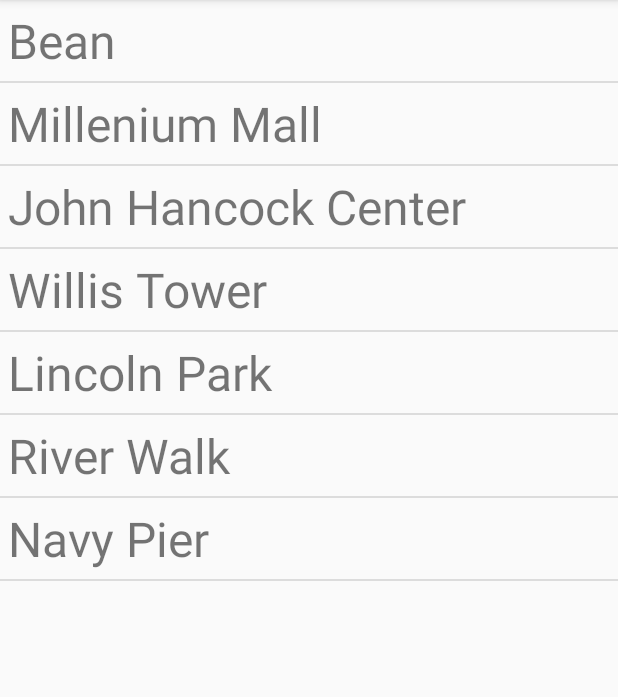
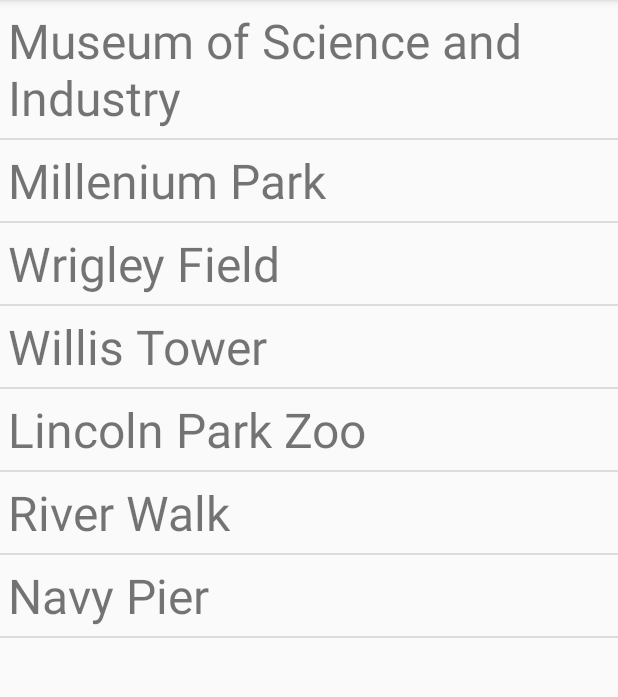
Before and after one commit to vasanthpandia/CS478-Project3, an Android app: the screen it shows after launch (MainActivity), on a phone screen of 412 x 824 dp, the part 84-781 px from its top. Run offline under Robolectric (Android 15) with nearby library versions, the phone set to English and light mode, and no system bars.

Commit message:
Latest Code

```diff
--- a/app/src/main/AndroidManifest.xml
+++ b/app/src/main/AndroidManifest.xml
@@ -1,6 +1,7 @@
 <?xml version="1.0" encoding="utf-8"?>
 <manifest xmlns:android="http://schemas.android.com/apk/res/android"
     package="com.vasanthpandiarajan.project3">
+    <uses-permission android:name="android.permission.INTERNET" />
 
     <application
         android:allowBackup="true"
@@ -9,7 +10,8 @@
         android:roundIcon="@mipmap/ic_launcher_round"
         android:supportsRtl="true"
         android:theme="@style/Theme.AppCompat.Light.NoActionBar">
-        <activity android:name=".MainActivity"
+        <activity
+            android:name=".MainActivity"
             android:configChanges="orientation|screenSize"
             android:label="@string/app_name">
             <intent-filter>
--- a/app/src/main/java/com/vasanthpandiarajan/project3/MonumentListFragment.java
+++ b/app/src/main/java/com/vasanthpandiarajan/project3/MonumentListFragment.java
@@ -42,7 +42,7 @@ public class MonumentListFragment extends ListFragment {
     public void onCreate(Bundle savedInstanceState) {
         Log.i(TAG, getClass().getSimpleName() + ":entered onCreate()");
         super.onCreate(savedInstanceState);
-
+        setRetainInstance(true);
     }
 
     @Override
--- /dev/null
+++ b/app/src/main/res/layout/actionbar.xml
@@ -0,0 +1,10 @@
+<?xml version="1.0" encoding="utf-8"?>
+<android.support.v7.widget.Toolbar xmlns:android="http://schemas.android.com/apk/res/android"
+    xmlns:app="http://schemas.android.com/apk/res-auto"
+    android:id="@+id/toolbar1"
+    android:layout_width="match_parent"
+    android:layout_height="?attr/actionBarSize"
+    android:background="?attr/colorAccent"
+    android:elevation="4dp"
+    android:theme="@style/ThemeOverlay.AppCompat.ActionBar"
+    app:popupTheme="@style/ThemeOverlay.AppCompat.Light" />
--- a/app/src/main/res/layout/activity_main.xml
+++ b/app/src/main/res/layout/activity_main.xml
@@ -6,14 +6,12 @@
     android:orientation="vertical"
     android:baselineAligned="false">
 
-    <android.support.v7.widget.Toolbar
-        android:id="@+id/toolbar1"
+    <include layout="@layout/actionbar" />
+
+    <LinearLayout
         android:layout_width="match_parent"
-        android:layout_height="?attr/actionBarSize"
-        android:background="?attr/colorAccent"
-        android:elevation="4dp"
-        android:theme="@style/ThemeOverlay.AppCompat.ActionBar"
-        app:popupTheme="@style/ThemeOverlay.AppCompat.Light" />
+        android:layout_height="match_parent"
+        android:orientation="horizontal">
 
         <FrameLayout
             android:id="@+id/monument_list_container"
@@ -23,8 +21,10 @@
 
         <FrameLayout
             android:id="@+id/monument_web_container"
-        android:layout_width="match_parent"
+            android:layout_width="0dp"
             android:layout_height="match_parent"
             android:layout_weight="2"></FrameLayout>
 
     </LinearLayout>
+
+</LinearLayout>
--- a/app/src/main/res/values/strings.xml
+++ b/app/src/main/res/values/strings.xml
@@ -4,14 +4,21 @@
     <!-- TODO: Remove or change this placeholder text -->
     <string name="hello_blank_fragment">Hello blank fragment</string>
     <string-array name="monuments_list">
-        <item>
-            Bean
-        </item>
-        <item>Millenium Mall</item>
-        <item>John Hancock Center</item>
+        <item>Museum of Science and Industry</item>
+        <item>Millenium Park</item>
+        <item>Wrigley Field</item>
         <item>Willis Tower</item>
-        <item>Lincoln Park</item>
+        <item>Lincoln Park Zoo</item>
         <item>River Walk</item>
         <item>Navy Pier</item>
     </string-array>
+    <string-array name="monument_urls">
+        <item>http://www.google.com</item>
+        <item>http://www.bing.com</item>
+        <item>http://www.microsoft.com</item>
+        <item>http://www.facebook.com</item>
+        <item>http://www.twitter.com</item>
+        <item>http://www.bbc.co.uk</item>
+        <item>http://www.nytimes.com</item>
+    </string-array>
 </resources>
```
Also changed, not shown: app/src/main/java/com/vasanthpandiarajan/project3/MainActivity.java (+37 -6 lines), app/src/main/java/com/vasanthpandiarajan/project3/MonumentWebFragment.java (+20 -3 lines). Lines whose indentation alone changed are shown as unchanged.
